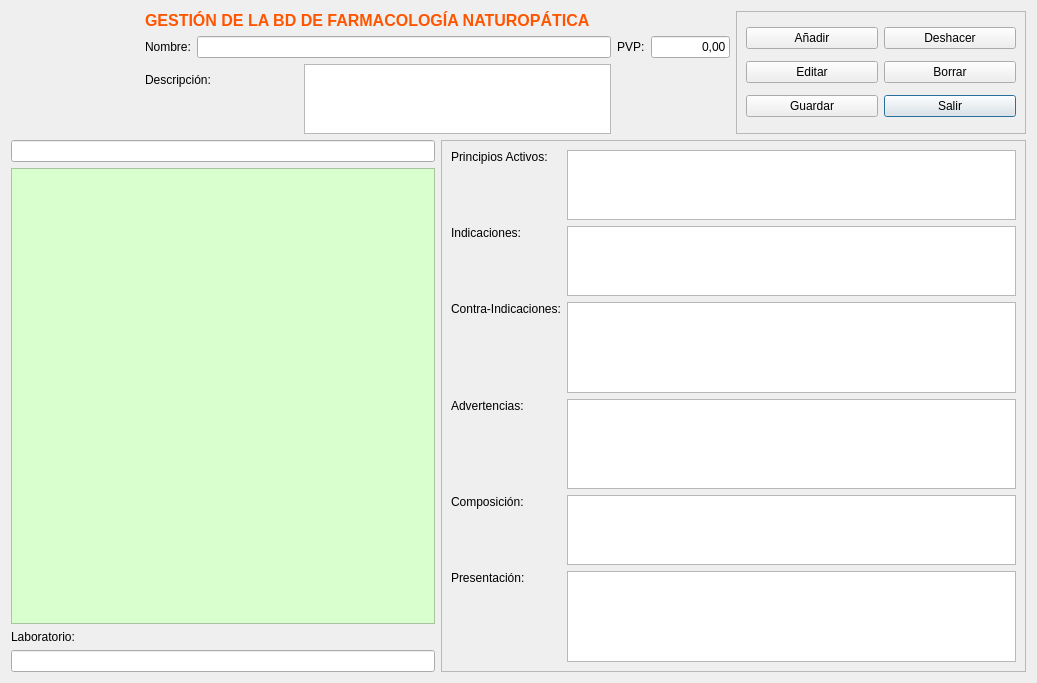
This is frmproductosherbolario.ui in arcnexus/Maya-MediTec as Qt 5 draws it before an edit. The edited form follows.
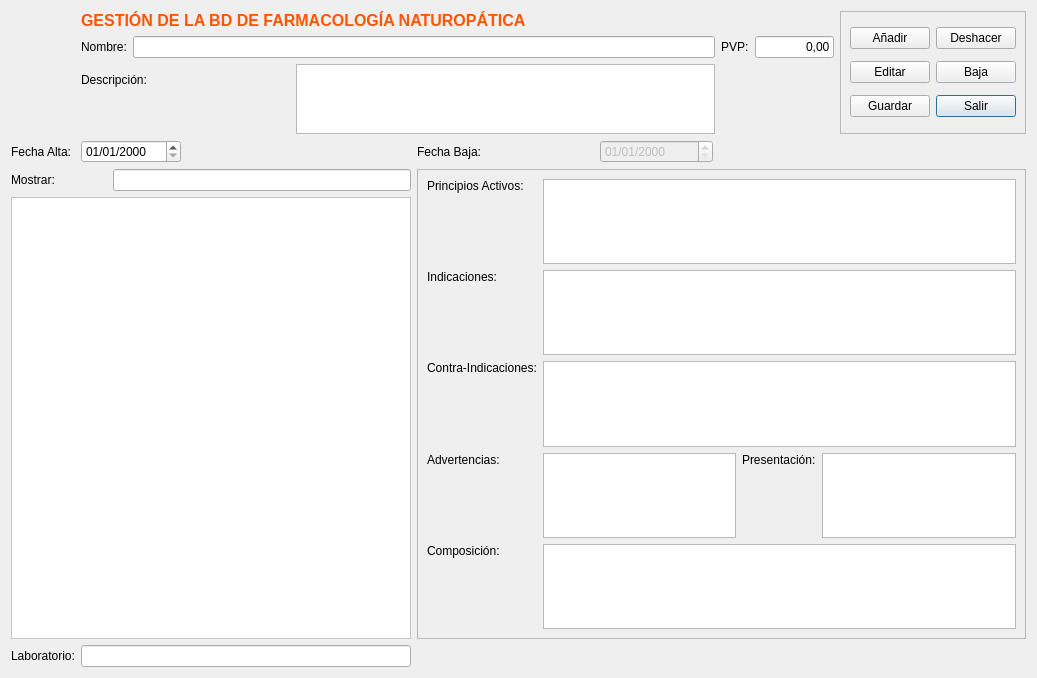
This is the edited form. Icons and pictures are not drawn.

Commit message: producto_herbolario

Patch:
```diff
--- a/frmproductosherbolario.ui
+++ b/frmproductosherbolario.ui
@@ -7,14 +7,14 @@
     <x>0</x>
     <y>0</y>
     <width>1037</width>
-    <height>683</height>
+    <height>678</height>
    </rect>
   </property>
   <property name="windowTitle">
    <string>Dialog</string>
   </property>
   <layout class="QGridLayout" name="gridLayout_6">
-   <item row="2" column="2" colspan="2">
+   <item row="3" column="2" colspan="4">
     <widget class="QFrame" name="frame">
      <property name="frameShape">
       <enum>QFrame::StyledPanel</enum>
@@ -23,7 +23,46 @@
       <enum>QFrame::Raised</enum>
      </property>
      <layout class="QGridLayout" name="gridLayout_4">
-      <item row="6" column="0">
+      <item row="0" column="0">
+       <widget class="QLabel" name="label_4">
+        <property name="text">
+         <string>Principios Activos:</string>
+        </property>
+        <property name="alignment">
+         <set>Qt::AlignLeading|Qt::AlignLeft|Qt::AlignTop</set>
+        </property>
+       </widget>
+      </item>
+      <item row="0" column="1" colspan="3">
+       <widget class="QTextEdit" name="txtprincipios_activos"/>
+      </item>
+      <item row="1" column="0">
+       <widget class="QLabel" name="label_5">
+        <property name="text">
+         <string>Indicaciones:</string>
+        </property>
+        <property name="alignment">
+         <set>Qt::AlignLeading|Qt::AlignLeft|Qt::AlignTop</set>
+        </property>
+       </widget>
+      </item>
+      <item row="1" column="1" colspan="3">
+       <widget class="QTextEdit" name="txtindicaciones"/>
+      </item>
+      <item row="2" column="0">
+       <widget class="QLabel" name="label_6">
+        <property name="text">
+         <string>Contra-Indicaciones:</string>
+        </property>
+        <property name="alignment">
+         <set>Qt::AlignLeading|Qt::AlignLeft|Qt::AlignTop</set>
+        </property>
+       </widget>
+      </item>
+      <item row="2" column="1" colspan="3">
+       <widget class="QTextEdit" name="txtcontra_indicaciones"/>
+      </item>
+      <item row="3" column="0">
        <widget class="QLabel" name="label_7">
         <property name="text">
          <string>Advertencias:</string>
@@ -33,45 +72,7 @@
         </property>
        </widget>
       </item>
-      <item row="7" column="1" rowspan="2">
-       <widget class="QTextEdit" name="txtcomposicion"/>
-      </item>
-      <item row="6" column="1">
-       <widget class="QTextEdit" name="txtadvertencias"/>
-      </item>
-      <item row="4" column="1">
-       <widget class="QTextEdit" name="txtcontra_indicaciones"/>
-      </item>
       <item row="4" column="0">
-       <widget class="QLabel" name="label_6">
-        <property name="text">
-         <string>Contra-Indicaciones:</string>
-        </property>
-        <property name="alignment">
-         <set>Qt::AlignLeading|Qt::AlignLeft|Qt::AlignTop</set>
-        </property>
-       </widget>
-      </item>
-      <item row="2" column="1" rowspan="2">
-       <widget class="QTextEdit" name="txtindicaciones"/>
-      </item>
-      <item row="0" column="1" rowspan="2">
-       <widget class="QTextEdit" name="txtprincipios_activos"/>
-      </item>
-      <item row="9" column="1">
-       <widget class="QTextEdit" name="txtpresentacion"/>
-      </item>
-      <item row="9" column="0">
-       <widget class="QLabel" name="label_9">
-        <property name="text">
-         <string>Presentación:</string>
-        </property>
-        <property name="alignment">
-         <set>Qt::AlignLeading|Qt::AlignLeft|Qt::AlignTop</set>
-        </property>
-       </widget>
-      </item>
-      <item row="7" column="0" rowspan="2">
        <widget class="QLabel" name="label_8">
         <property name="text">
          <string>Composición:</string>
@@ -81,30 +82,135 @@
         </property>
        </widget>
       </item>
-      <item row="2" column="0" rowspan="2">
-       <widget class="QLabel" name="label_5">
+      <item row="3" column="1">
+       <widget class="QTextEdit" name="txtadvertencias"/>
+      </item>
+      <item row="3" column="2">
+       <widget class="QLabel" name="label_9">
         <property name="text">
-         <string>Indicaciones:</string>
+         <string>Presentación:</string>
         </property>
         <property name="alignment">
          <set>Qt::AlignLeading|Qt::AlignLeft|Qt::AlignTop</set>
         </property>
        </widget>
       </item>
-      <item row="0" column="0" rowspan="2">
-       <widget class="QLabel" name="label_4">
+      <item row="3" column="3">
+       <widget class="QTextEdit" name="txtpresentacion"/>
+      </item>
+      <item row="4" column="1" colspan="3">
+       <widget class="QTextEdit" name="txtcomposicion"/>
+      </item>
+     </layout>
+    </widget>
+   </item>
+   <item row="0" column="1" colspan="2">
+    <widget class="QLabel" name="label_3">
+     <property name="text">
+      <string>&lt;html&gt;&lt;head/&gt;&lt;body&gt;&lt;p&gt;&lt;span style=&quot; font-size:12pt; font-weight:600; color:#ff5500;&quot;&gt;GESTIÓN DE LA BD DE FARMACOLOGÍA NATUROPÁTICA&lt;/span&gt;&lt;/p&gt;&lt;/body&gt;&lt;/html&gt;</string>
+     </property>
+    </widget>
+   </item>
+   <item row="0" column="0" rowspan="2">
+    <widget class="QLabel" name="label_2">
+     <property name="minimumSize">
+      <size>
+       <width>0</width>
+       <height>0</height>
+      </size>
+     </property>
+     <property name="maximumSize">
+      <size>
+       <width>128</width>
+       <height>128</height>
+      </size>
+     </property>
+     <property name="text">
+      <string/>
+     </property>
+     <property name="pixmap">
+      <pixmap resource="Maya_Meditec.qrc">:/maya/PNG/Images/hierbas.jpeg</pixmap>
+     </property>
+     <property name="scaledContents">
+      <bool>true</bool>
+     </property>
+    </widget>
+   </item>
+   <item row="2" column="0">
+    <widget class="QLabel" name="label_12">
+     <property name="text">
+      <string>Fecha Alta:</string>
+     </property>
+    </widget>
+   </item>
+   <item row="2" column="1">
+    <widget class="QDateEdit" name="txtFechaAlta">
+     <property name="maximumSize">
+      <size>
+       <width>100</width>
+       <height>16777215</height>
+      </size>
+     </property>
+     <property name="displayFormat">
+      <string>dd/MM/yyyy</string>
+     </property>
+    </widget>
+   </item>
+   <item row="0" column="5" rowspan="2">
+    <widget class="QFrame" name="frame_2">
+     <property name="frameShape">
+      <enum>QFrame::StyledPanel</enum>
+     </property>
+     <property name="frameShadow">
+      <enum>QFrame::Raised</enum>
+     </property>
+     <layout class="QGridLayout" name="gridLayout">
+      <item row="2" column="1">
+       <widget class="QPushButton" name="btnSalir">
         <property name="text">
-         <string>Principios Activos:</string>
+         <string>Salir</string>
         </property>
-        <property name="alignment">
-         <set>Qt::AlignLeading|Qt::AlignLeft|Qt::AlignTop</set>
+       </widget>
+      </item>
+      <item row="0" column="0">
+       <widget class="QPushButton" name="btnAnadir">
+        <property name="text">
+         <string>Añadir</string>
         </property>
        </widget>
       </item>
+      <item row="0" column="1">
+       <widget class="QPushButton" name="btnDeshacer">
+        <property name="text">
+         <string>Deshacer</string>
+        </property>
+       </widget>
+      </item>
+      <item row="1" column="0">
+       <widget class="QPushButton" name="btnEditar">
+        <property name="text">
+         <string>Editar</string>
+        </property>
+       </widget>
+      </item>
+      <item row="1" column="1">
+       <widget class="QPushButton" name="btnBorrar">
+        <property name="text">
+         <string>Baja</string>
+        </property>
+       </widget>
+      </item>
+      <item row="2" column="0">
+       <widget class="QPushButton" name="btnGuardar">
+        <property name="text">
+         <string>Guardar</string>
+        </property>
+       </widget>
+      </item>
      </layout>
     </widget>
    </item>
-   <item row="1" column="1" colspan="2">
+   <item row="1" column="1" colspan="4">
     <layout class="QGridLayout" name="gridLayout_3">
      <item row="0" column="0">
       <widget class="QLabel" name="label">
@@ -181,41 +287,42 @@
      </item>
     </layout>
    </item>
-   <item row="0" column="0" rowspan="2">
-    <widget class="QLabel" name="label_2">
-     <property name="minimumSize">
-      <size>
-       <width>0</width>
-       <height>0</height>
-      </size>
-     </property>
-     <property name="maximumSize">
-      <size>
-       <width>128</width>
-       <height>128</height>
-      </size>
-     </property>
-     <property name="text">
-      <string/>
-     </property>
-     <property name="pixmap">
-      <pixmap resource="Maya_Meditec.qrc">:/maya/PNG/Images/hierbas.jpeg</pixmap>
-     </property>
-     <property name="scaledContents">
-      <bool>true</bool>
-     </property>
-    </widget>
-   </item>
-   <item row="2" column="0" colspan="2">
-    <layout class="QVBoxLayout" name="verticalLayout">
-     <item>
-      <widget class="QLineEdit" name="txtFiltrar_productos"/>
+   <item row="3" column="0" colspan="2">
+    <layout class="QGridLayout" name="gridLayout_5">
+     <item row="0" column="0">
+      <widget class="QLabel" name="label_14">
+       <property name="text">
+        <string>Mostrar:</string>
+       </property>
+      </widget>
      </item>
-     <item>
+     <item row="0" column="1">
+      <widget class="QLineEdit" name="txtFiltrar_productos">
+       <property name="maximumSize">
+        <size>
+         <width>298</width>
+         <height>16777215</height>
+        </size>
+       </property>
+      </widget>
+     </item>
+     <item row="1" column="0" colspan="2">
       <widget class="QTableView" name="tabla_productos">
+       <property name="minimumSize">
+        <size>
+         <width>400</width>
+         <height>0</height>
+        </size>
+       </property>
+       <property name="maximumSize">
+        <size>
+         <width>400</width>
+         <height>16777215</height>
+        </size>
+       </property>
        <property name="styleSheet">
-        <string notr="true">background-color: rgb(218, 255, 206);
-alternate-background-color: rgb(85, 255, 127);</string>
+        <string notr="true">background-color: rgb(255,255,255);
+alternate-background-color: rgb(237, 255, 196);</string>
        </property>
        <property name="alternatingRowColors">
         <bool>true</bool>
@@ -228,77 +335,33 @@
        </attribute>
       </widget>
      </item>
-     <item>
-      <widget class="QLabel" name="label_10">
-       <property name="text">
-        <string>Laboratorio:</string>
-       </property>
-      </widget>
-     </item>
-     <item>
-      <widget class="QLineEdit" name="txtLaboratorio"/>
-     </item>
     </layout>
    </item>
-   <item row="0" column="1" colspan="2">
-    <widget class="QLabel" name="label_3">
+   <item row="2" column="2">
+    <widget class="QLabel" name="lblFechaBaja">
      <property name="text">
-      <string>&lt;html&gt;&lt;head/&gt;&lt;body&gt;&lt;p&gt;&lt;span style=&quot; font-size:12pt; font-weight:600; color:#ff5500;&quot;&gt;GESTIÓN DE LA BD DE FARMACOLOGÍA NATUROPÁTICA&lt;/span&gt;&lt;/p&gt;&lt;/body&gt;&lt;/html&gt;</string>
+      <string>Fecha Baja:</string>
      </property>
     </widget>
    </item>
-   <item row="0" column="3" rowspan="2">
-    <widget class="QFrame" name="frame_2">
-     <property name="frameShape">
-      <enum>QFrame::StyledPanel</enum>
+   <item row="4" column="0">
+    <widget class="QLabel" name="label_10">
+     <property name="text">
+      <string>Laboratorio:</string>
      </property>
-     <property name="frameShadow">
-      <enum>QFrame::Raised</enum>
+    </widget>
+   </item>
+   <item row="4" column="1">
+    <widget class="QLineEdit" name="txtLaboratorio"/>
+   </item>
+   <item row="2" column="3">
+    <widget class="QDateEdit" name="txtFechaBaja">
+     <property name="enabled">
+      <bool>false</bool>
      </property>
-     <layout class="QGridLayout" name="gridLayout">
-      <item row="2" column="1">
-       <widget class="QPushButton" name="btnSalir">
-        <property name="text">
-         <string>Salir</string>
-        </property>
-       </widget>
-      </item>
-      <item row="0" column="0">
-       <widget class="QPushButton" name="btnAnadir">
-        <property name="text">
-         <string>Añadir</string>
-        </property>
-       </widget>
-      </item>
-      <item row="0" column="1">
-       <widget class="QPushButton" name="btnDeshacer">
-        <property name="text">
-         <string>Deshacer</string>
-        </property>
-       </widget>
-      </item>
-      <item row="1" column="0">
-       <widget class="QPushButton" name="btnEditar">
-        <property name="text">
-         <string>Editar</string>
-        </property>
-       </widget>
-      </item>
-      <item row="1" column="1">
-       <widget class="QPushButton" name="btnBorrar">
-        <property name="text">
-         <string>Borrar</string>
-        </property>
-       </widget>
-      </item>
-      <item row="2" column="0">
-       <widget class="QPushButton" name="btnGuardar">
-        <property name="text">
-         <string>Guardar</string>
-        </property>
-       </widget>
-      </item>
-     </layout>
+     <property name="displayFormat">
+      <string>dd/MM/yyyy</string>
+     </property>
     </widget>
    </item>
   </layout>
```
Left out of the diff: 31 changed lines with no effect on the pictures. The commit also changes 11 other files.
